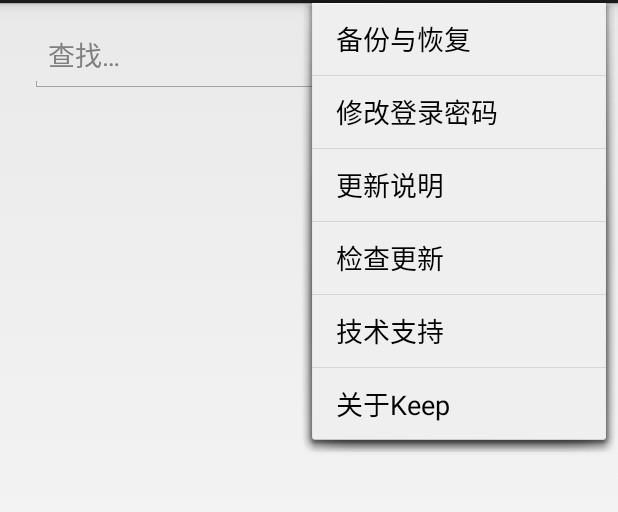
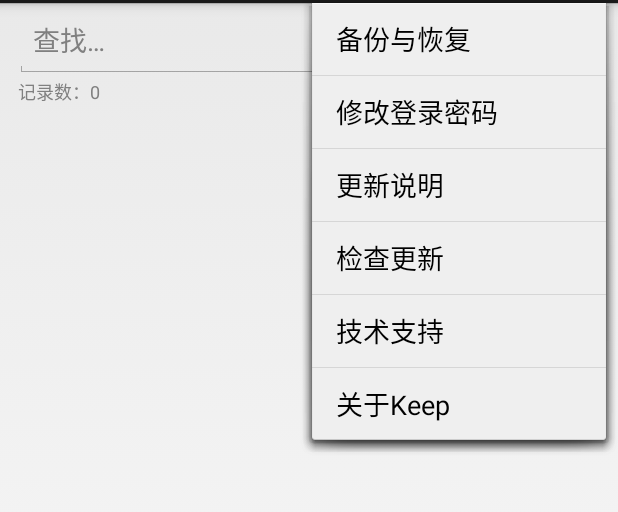
Before and after one commit to benyaiba/Mr.Keep, an Android app: the MainActivity screen opened directly, with no data from a screen before it, with the options menu open, on a phone screen of 412 x 824 dp, the part 69-581 px from its top. Run offline under Robolectric (Android 15) with nearby library versions, the phone set to English and light mode, and no system bars; libraries missing offline, so code that uses them is left out: net.sourceforge.pinyin4j.

Commit message:
在备份页面增加当前记录总数显示 #33

```diff
--- a/app/build.gradle
+++ b/app/build.gradle
@@ -14,7 +14,7 @@
         targetSdkVersion 25
 
         versionCode 162
-        versionName "0.2.2.0"
+        versionName "0.2.3.0"
 
     }
 
--- a/app/src/main/java/net/yaiba/keep/MainActivity.java
+++ b/app/src/main/java/net/yaiba/keep/MainActivity.java
@@ -64,6 +64,7 @@
 	private static final int MENU_CHECK_UPDATE = 5;
 	private PasswordDB PasswordDB;
 	private Cursor mCursor;
+	private Long lCount;
 
 	private EditText SiteName;
 	private EditText UserName;
@@ -71,6 +72,7 @@
 	private EditText Remark;
 	private EditText SearchInput;
 	private TextView FloatLetter;
+	private TextView TotalCount;
 	private ListView RecordList;
 	//private SlideBar mSlideBar;
 
@@ -195,6 +197,7 @@
 
 		});
 
+
 	}
 
 	private static Boolean isExit = false;
@@ -253,10 +256,15 @@
 		PasswordDB = new PasswordDB(this);
 		if("all".equals(type)){
 			mCursor = PasswordDB.getAll("site_name asc");
+			lCount = PasswordDB.getAllCount("site_name asc");
 		} else if("search".equals(type)) {
 			mCursor = PasswordDB.getForSearch(value);
+			lCount = PasswordDB.getForSearchCount(value);
 		}
 
+		//将查找到的记录数显示到检索框下面
+		TotalCount = (TextView) findViewById(R.id.totalCount);
+		TotalCount.setText("记录数：x".replace("x", lCount.toString()));
 
 		/*SiteName = (EditText)findViewById(R.id.site_name);
 		UserName = (EditText)findViewById(R.id.login_name);
--- a/app/src/main/java/net/yaiba/keep/PasswordDB.java
+++ b/app/src/main/java/net/yaiba/keep/PasswordDB.java
@@ -112,4 +112,25 @@
 		db.update(TABLE_NAME, cv, where, whereValue);
 	}
 
+	public long getAllCount(String orderBy){
+		SQLiteDatabase db = this.getReadableDatabase();
+		Cursor cursor = db.rawQuery("select count(*) from " + TABLE_NAME + " order by " + orderBy, null);
+		if (cursor.moveToNext()) {
+			return cursor.getLong(0);
+		}
+		return 0;
+	}
+
+	public long getForSearchCount(String siteName) {
+		SQLiteDatabase db = this.getReadableDatabase();
+		Cursor cursor = db.rawQuery("select count(*) from " + TABLE_NAME + " where " + SITE_NAME + " LIKE '%" + siteName + "%'", null);
+		if (cursor.moveToNext()) {
+			return cursor.getLong(0);
+		}
+		return 0;
+	}
+
+
+
+
 }
--- a/app/src/main/res/layout/activity_record_list.xml
+++ b/app/src/main/res/layout/activity_record_list.xml
@@ -14,15 +14,30 @@
 	   <LinearLayout
 		   android:orientation="horizontal"
 		   android:layout_width="fill_parent"
-		   android:layout_height="50dp"
-		   android:layout_margin="10dp">
+		   android:layout_height="65dp"
+		   android:layout_margin="0dp">
 
-		   <EditText
-			   android:id="@+id/searchInput"
+
+		   <LinearLayout
+			   android:orientation="vertical"
 			   android:layout_width="230dp"
-			   android:layout_height="50dp"
-			   android:layout_marginLeft="10dp"
-			   android:hint="@string/record_list_search" />
+			   android:layout_height="65dp">
+			   <EditText
+				   android:id="@+id/searchInput"
+				   android:layout_width="230dp"
+				   android:layout_height="50dp"
+				   android:layout_marginLeft="10dp"
+				   android:hint="@string/record_list_search" />
+			   <TextView
+				   android:id="@+id/totalCount"
+				   android:layout_width="200dp"
+				   android:layout_height="15dp"
+				   android:text=""
+				   android:textColor="@color/gray"
+				   android:textSize="12sp"
+				   android:layout_marginLeft="12dp"/>
+
+		   </LinearLayout>
 
 		   <Button
 			   android:id="@+id/go_add"
```
Also changed, not shown: app/src/main/java/net/yaiba/keep/DataManagementActivity.java (+8 -3 lines), app/src/main/res/layout/activity_data_management.xml (+12 -0 lines).
